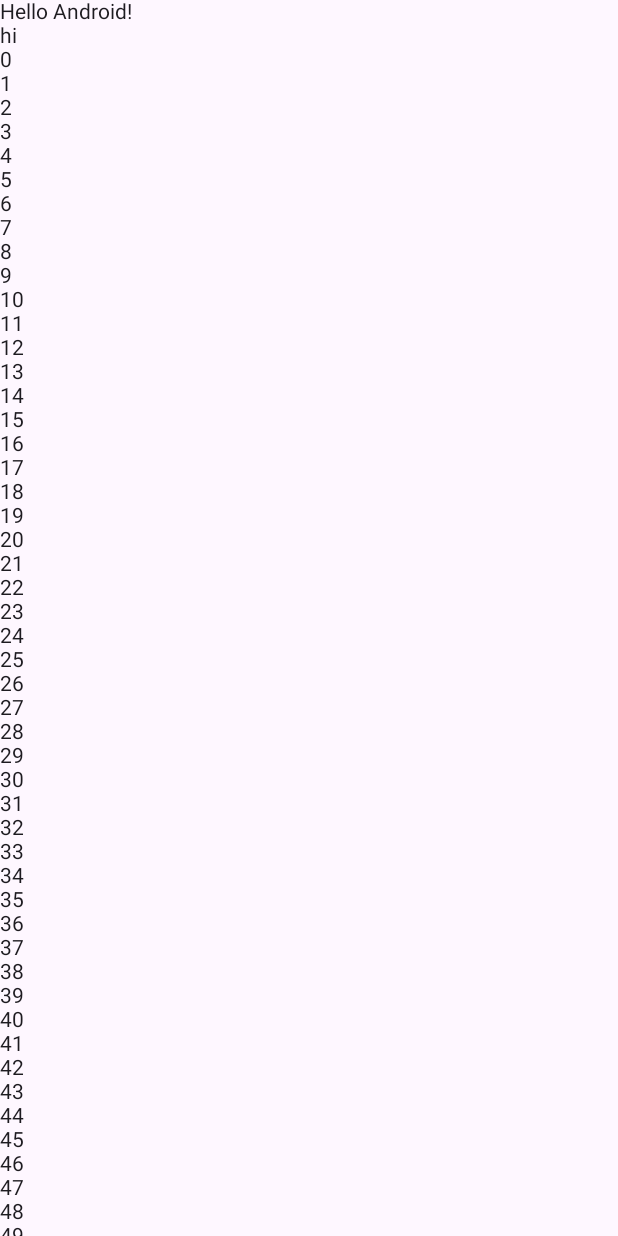
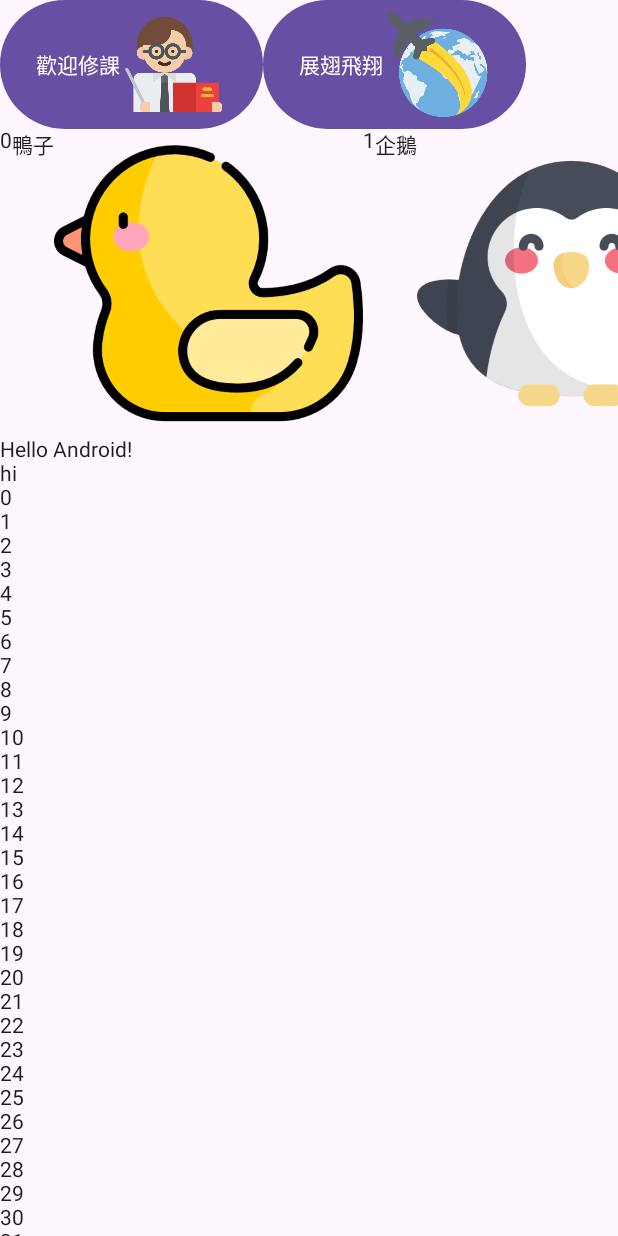
Before and after one commit to s1120321/s1120321-Media, an Android app built with Jetpack Compose: the screen it shows after launch (MainActivity), on a phone screen of 412 x 824 dp. Run offline under Robolectric (Android 15) with nearby library versions, the phone set to English and light mode, and no system bars; libraries missing offline, so code that uses them is left out: tw.edu.pu; missing, so only their content is drawn: MediaApplicationTheme.

Commit message:
第2次commit

```diff
--- a/app/src/main/java/tw/edu/pu/csim/Media/mediaapplication/MainActivity.kt
+++ b/app/src/main/java/tw/edu/pu/csim/Media/mediaapplication/MainActivity.kt
@@ -1,17 +1,28 @@
 package tw.edu.pu.csim.Media.mediaapplication
 
+import android.media.MediaPlayer
 import android.os.Bundle
 import androidx.activity.ComponentActivity
 import androidx.activity.compose.setContent
 import androidx.activity.enableEdgeToEdge
+import androidx.compose.foundation.Image
 import androidx.compose.foundation.layout.Column
+import androidx.compose.foundation.layout.Row
 import androidx.compose.foundation.layout.fillMaxSize
 import androidx.compose.foundation.layout.padding
+import androidx.compose.foundation.layout.size
+import androidx.compose.foundation.lazy.LazyColumn
+import androidx.compose.foundation.lazy.LazyRow
+import androidx.compose.material3.Button
 import androidx.compose.material3.Scaffold
 import androidx.compose.material3.Text
 import androidx.compose.runtime.Composable
 import androidx.compose.ui.Modifier
+import androidx.compose.ui.platform.LocalContext
+import androidx.compose.ui.res.painterResource
 import androidx.compose.ui.tooling.preview.Preview
+import androidx.compose.ui.unit.dp
+import org.w3c.dom.Text
 import tw.edu.pu.csim.Media.mediaapplication.ui.theme.MediaApplicationTheme
 
 class MainActivity : ComponentActivity() {
@@ -33,18 +44,100 @@ class MainActivity : ComponentActivity() {
 
 @Composable
 fun Greeting(name: String, modifier: Modifier = Modifier) {
+    var Animals = arrayListOf(
+        R.drawable.animal0, R.drawable.animal1,
+        R.drawable.animal2, R.drawable.animal3,
+        R.drawable.animal4, R.drawable.animal5,
+        R.drawable.animal6, R.drawable.animal7,
+        R.drawable.animal8, R.drawable.animal9
+    )
+    var AnimalsName = arrayListOf(
+        "鴨子", "企鵝", "青蛙", "貓頭鷹", "海豚", "牛",
+        "無尾熊", "獅子", "狐狸", "小雞"
+    )
+    val context = LocalContext.current
+    var mper = MediaPlayer()
+
     Column {
+        Row {
+            Button(onClick = {
+                mper.reset()
+                mper = MediaPlayer.create(context, R.raw.tcyang)
+                mper.start()
+            }) {
+                Text(text = "歡迎修課")
+                Image(
+                    painter = painterResource(id = R.drawable.teacher),
+                    contentDescription = "修課",
+                    Modifier.size(70.dp)
+                )
+            }
+
+            Button(onClick = {
+                mper.reset()
+                mper = MediaPlayer.create(context, R.raw.fly)
+                mper.start()
+            }) {
+                Text(text = "展翅飛翔")
+                Image(
+                    painter = painterResource(id = R.drawable.fly),
+                    contentDescription = "飛翔",
+                    Modifier.size(70.dp)
+                )
+            }
+        }
+
+
+        LazyRow {
+            items(30) { index ->
+                Text(
+                    index.toString(),
+                    modifier = modifier
+                )
+                Text(
+                    text = AnimalsName[index % 10],
+                    modifier = modifier
+                )
+                Image(
+                    painter = painterResource(id = Animals[index % 10]),
+                    contentDescription = "動物0",
+                    modifier = Modifier.fillParentMaxWidth(0.5f)
+                )
+            }
+        }
+
+        LazyColumn {
+            /*
+            item {
+                Image(
+                painter = painterResource(id = R.drawable.animal0),
+                contentDescription = "黃色小鴨"
+                 )
+            }
+
+         */
+            item {
                 Text(
                     text = "Hello $name!",
                     modifier = modifier
                 )
+            }
+            item {
                 Text(text = "hi")
 
+            }
+            items(50) { index ->
+                Text(index.toString())
+            }
+            /*
+        item {
             for (i in 0..50) {
              Text(i.toString())
             }
         }
-
+        */
+        }
+    }
 }
 @Preview(showBackground = true)
 @Composable
```
Also changed, not shown: app/src/main/res/drawable/animal0.png (added), app/src/main/res/drawable/animal1.png (added), app/src/main/res/drawable/animal2.png (added), app/src/main/res/drawable/animal3.png (added), app/src/main/res/drawable/animal4.png (added), app/src/main/res/drawable/animal5.png (added), app/src/main/res/drawable/animal6.png (added), app/src/main/res/drawable/animal7.png (added), app/src/main/res/drawable/animal8.png (added), app/src/main/res/drawable/animal9.png (added), app/src/main/res/drawable/fly.png (added), app/src/main/res/drawable/teacher.png (added), 2 other files. Lines whose indentation alone changed are shown as unchanged.
